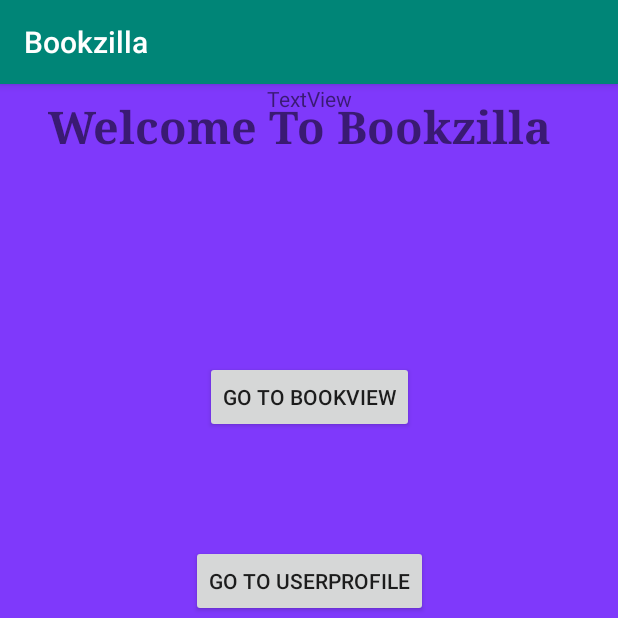
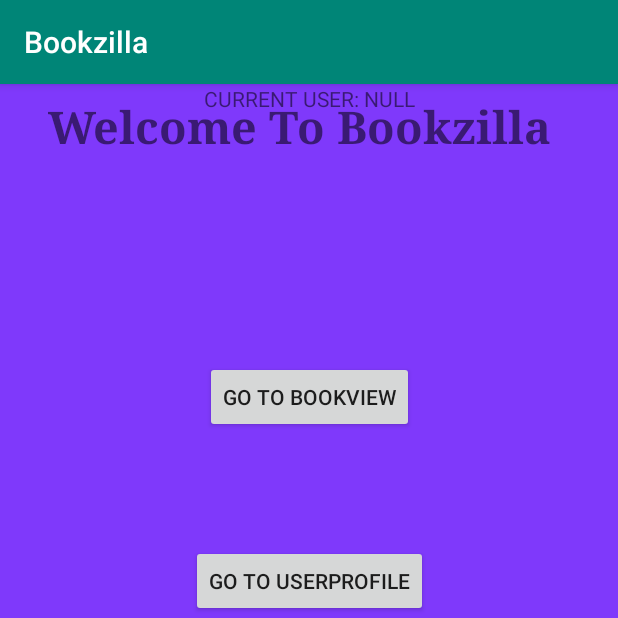
Before and after one commit to aaschmitt/Bookzilla, an Android app: the screen it shows after launch (MainActivity), on a phone screen of 412 x 824 dp, the top half of it. Run offline under Robolectric (Android 15) with nearby library versions, the phone set to English and light mode, and no system bars.

Commit message:
Fixed user not displaying on main activity

```diff
--- a/app/src/main/java/com/example/bookzilla/MainActivity.java
+++ b/app/src/main/java/com/example/bookzilla/MainActivity.java
@@ -57,10 +57,9 @@ public class MainActivity extends AppCompatActivity {
     protected void onCreate(Bundle savedInstanceState) {
         super.onCreate(savedInstanceState);
         setContentView(R.layout.activity_main);
+        UpdateCurrentUserTextView();
 
         SpinnerActivity spinnerActivity = new SpinnerActivity();
-
-        // Hello world :)
 
 /*-------------------Start Code for dropdownBox-----------*/
         Spinner spinner = findViewById(R.id.status);
@@ -122,6 +121,16 @@ public class MainActivity extends AppCompatActivity {
         startActivity(intent);
     }
 
+    private void UpdateCurrentUserTextView() {
+        TextView userProfileText = (TextView) findViewById(R.id.currentUserTextView);
+        if (CurrentUserProfile.profile == null) {
+            userProfileText.setText("CURRENT USER: NULL");
+        }
+        else {
+            userProfileText.setText("CURRENT USER: " + CurrentUserProfile.profile.getName());
+        }
+    }
+
    /* public boolean onCreateOptionsMenu(Menu menu) {
         MenuInflater inflater = getMenuInflater();
         inflater.inflate(R.menu.options_menu, menu);
```
